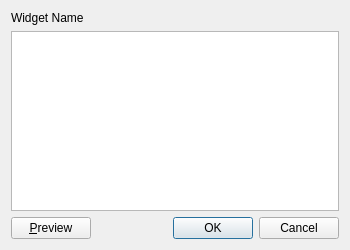
Before: the Qt Designer form branches/trunk/UI/spot-on-stylesheet.ui in textbrowser/spot-on, drawn with Qt 5.
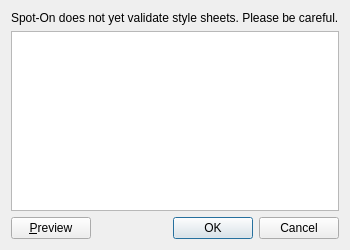
After: the same form once the commit is applied. Icons and pictures are not drawn.

Commit message: Warning label.

Diff of the .ui file:
```diff
--- a/branches/trunk/UI/spot-on-stylesheet.ui
+++ b/branches/trunk/UI/spot-on-stylesheet.ui
@@ -21,7 +21,7 @@
    <item>
     <widget class="QLabel" name="label">
      <property name="text">
-      <string>Widget Name</string>
+      <string>Spot-On does not yet validate style sheets. Please be careful.</string>
      </property>
      <property name="wordWrap">
       <bool>true</bool>
```
